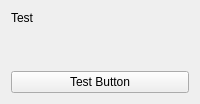
This is fe/main.ui in C-MILL/laser as Qt 5 draws it before an edit. The edited form follows.
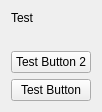
This is the edited form.

```diff
--- a/fe/main.ui
+++ b/fe/main.ui
@@ -2,6 +2,14 @@
 <ui version="4.0">
  <class>Form</class>
  <widget class="QWidget" name="Form">
+  <property name="geometry">
+   <rect>
+    <x>0</x>
+    <y>0</y>
+    <width>95</width>
+    <height>112</height>
+   </rect>
+  </property>
   <property name="windowTitle">
    <string>Form</string>
   </property>
@@ -28,6 +36,13 @@
        </property>
       </spacer>
      </item>
+     <item>
+      <widget class="QPushButton" name="pushButton_2">
+       <property name="text">
+        <string>Test Button 2</string>
+       </property>
+      </widget>
+     </item>
      <item>
       <widget class="QPushButton" name="pushButton">
        <property name="text">
```
